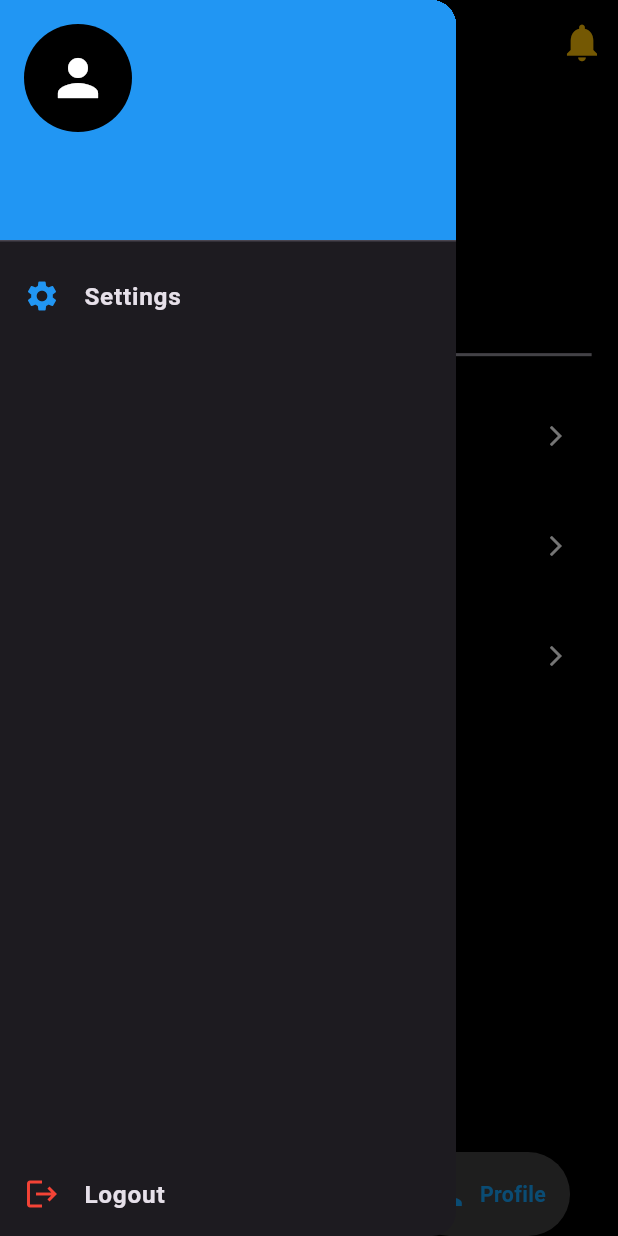
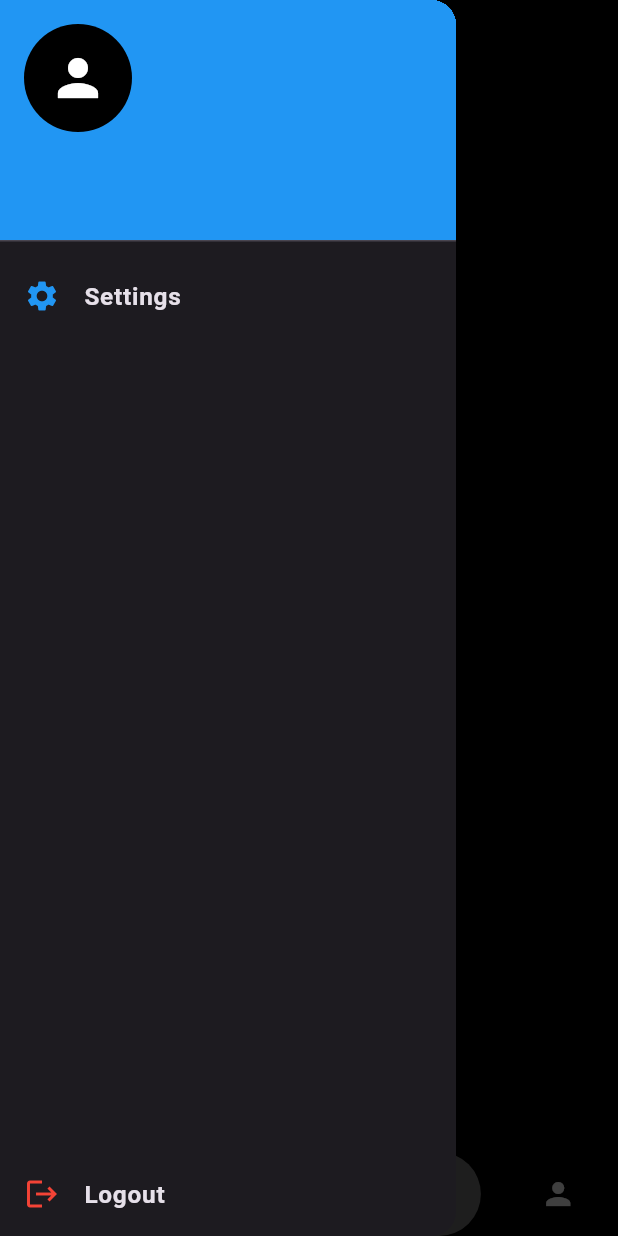
Before and after one commit to ibraam123/hand_by_hand, a Flutter app: the MainScreen screen opened by its route, item 3 of the bottom bar chosen, with the side drawer open, on a phone screen of 412 x 824 dp. Run offline on Flutter 3.47's test engine with Material 3 defaults, Android fonts, the phone set to English and light mode, and no system bars; drawn by our look-alikes of google_nav_bar; our stand-ins replace bloc, cloud_firestore, dartz, email_validator, equatable, firebase_auth and 13 more; missing offline and left inert: flutter_facebook_auth; accounts and stored records are empty; generated files the repository leaves out were written again.

Commit message:
finish from notification feature

```diff
--- a/lib/features/home/presentation/views/screens/main_screen.dart
+++ b/lib/features/home/presentation/views/screens/main_screen.dart
@@ -6,6 +6,8 @@ import '../widgets/custom_drawer.dart';
 import '../widgets/favorites_screen_body.dart';
 import '../widgets/home_screen_body.dart';
 import 'package:shared_preferences/shared_preferences.dart';
+
+import '../widgets/notification_screen_body.dart';
 
 class MainScreen extends StatefulWidget {
   const MainScreen({super.key});
@@ -19,6 +21,7 @@ class _MainScreenState extends State<MainScreen> {
   final List<Widget> _screens = [
     const HomeScreen(),
     const FavoritesScreen(),
+    const NotificationsScreen(),
     const ProfileScreenBody(),
   ];
   String _fullName = '';
@@ -48,21 +51,10 @@ class _MainScreenState extends State<MainScreen> {
       ),
       appBar: AppBar(
         foregroundColor: Colors.white,
-        actions: [
-          IconButton(onPressed: (){}, icon: const Icon(
-            Icons.notifications,
-            color: Color(0xfffdbf07),
-            size: 30,
-          ),)
-        ],
         backgroundColor: Colors.transparent,
         centerTitle: true,
         title: Text(
-          currentIndex == 0
-              ? 'Home'
-              : currentIndex == 1
-                  ? 'Favorites'
-                  : 'Profile',
+          currentIndex == 0 ? 'Home' : currentIndex == 1 ? 'Favorites' : currentIndex == 2 ? 'Notifications' : 'Profile',
           style: const TextStyle(
             color: Colors.white,
             fontWeight: FontWeight.bold,
@@ -94,6 +86,10 @@ class _MainScreenState extends State<MainScreen> {
             text: 'Favorites',
           ),
           GButton(
+            icon: Icons.notifications,
+            text: 'Notifications',
+          ),
+          GButton(
             icon: Icons.person,
             text: 'Profile',
           ),
--- /dev/null
+++ b/lib/features/home/presentation/views/widgets/notification_screen_body.dart
@@ -0,0 +1,93 @@
+import 'package:flutter/material.dart';
+import 'package:cloud_firestore/cloud_firestore.dart';
+import 'package:flutter_screenutil/flutter_screenutil.dart';
+
+class NotificationsScreen extends StatelessWidget {
+  const NotificationsScreen({super.key});
+
+  @override
+  Widget build(BuildContext context) {
+    return StreamBuilder<QuerySnapshot>(
+      // Listen to the 'notifications' collection in Firestore
+      stream: FirebaseFirestore.instance
+          .collection('notifications')
+          .orderBy('timestamp', descending: true) // newest first
+          .limit(20)
+          .snapshots(),
+      builder: (context, snapshot) {
+        if (snapshot.connectionState == ConnectionState.waiting) {
+          return const Center(child: CircularProgressIndicator());
+        }
+
+        if (!snapshot.hasData || snapshot.data!.docs.isEmpty) {
+          return const Center(
+            child: Text(
+              'No notifications yet',
+              style: TextStyle(color: Colors.grey),
+            ),
+          );
+        }
+
+        final docs = snapshot.data!.docs;
+
+        return ListView.builder(
+          padding: EdgeInsets.all(16.w),
+          itemCount: docs.length,
+          itemBuilder: (context, index) {
+            final data = docs[index].data() as Map<String, dynamic>;
+
+            return Card(
+              color: const Color(0xFF1E1E2C),
+              margin: const EdgeInsets.symmetric(vertical: 6),
+              shape: RoundedRectangleBorder(
+                borderRadius: BorderRadius.circular(12),
+              ),
+              child: ListTile(
+                title: Text(
+                  data['title'] ?? 'No Title',
+                  style: const TextStyle(
+                    color: Colors.white,
+                    fontWeight: FontWeight.bold,
+                  ),
+                ),
+                subtitle: Text(
+                  data['body'] ?? 'No message body',
+                  style: const TextStyle(color: Colors.grey),
+                ),
+                trailing: IconButton(
+                  icon: Icon(Icons.delete, color: Colors.red),
+                  onPressed: (){
+                    // Delete the notification from Firestore
+                    FirebaseFirestore.instance
+                        .collection('notifications')
+                        .doc(docs[index].id)
+                        .delete();
+                    ScaffoldMessenger.of(context).showSnackBar(
+                      const SnackBar(
+                        content: Text("❌ Notification deleted",
+                            style: TextStyle(color: Colors.white)),
+                        duration: Duration(seconds: 1),
+                        backgroundColor: Colors.red,
+                        behavior: SnackBarBehavior.floating,
+                        shape: RoundedRectangleBorder(
+                          borderRadius: BorderRadius.all(Radius.circular(10.0)),
+                        ),
+                        elevation: 6,
+                        margin: EdgeInsets.all(10.0),
+                        padding: EdgeInsets.all(10.0),
+                      )
+                    );
+                  },
+                ),
+                leading: const Icon(
+                  Icons.notifications,
+                  color: Colors.blueAccent,
+                ),
+              ),
+            );
+          },
+        );
+      },
+    );
+  }
+}
--- a/lib/features/notification/firebase_api.dart
+++ b/lib/features/notification/firebase_api.dart
@@ -1,4 +1,5 @@
 import 'package:firebase_messaging/firebase_messaging.dart';
+import 'package:cloud_firestore/cloud_firestore.dart';
 
 class FirebaseApi {
   final FirebaseMessaging _firebaseMessaging = FirebaseMessaging.instance;
@@ -12,14 +13,13 @@ class FirebaseApi {
       sound: true,
     );
 
-    // Check if permission granted
     if (settings.authorizationStatus == AuthorizationStatus.authorized) {
       print('User granted permission');
     } else {
       print('User declined or has not accepted permission');
     }
 
-    // Set foreground notification presentation options (iOS only)
+    // Foreground notification options (iOS)
     await _firebaseMessaging.setForegroundNotificationPresentationOptions(
       alert: true,
       badge: true,
@@ -33,13 +33,19 @@ class FirebaseApi {
     }
   }
 
-  /// Handle incoming notifications
+  /// Handle incoming notifications and save to Firestore
   void handleNotifications(RemoteMessage message) {
     if (message.notification != null) {
       final notification = message.notification!;
       print('Notification Title: ${notification.title}');
       print('Notification Body: ${notification.body}');
-      // You can also trigger local notifications here if needed
+
+      // Save to Firestore
+      FirebaseFirestore.instance.collection('notifications').add({
+        'title': notification.title ?? 'No Title',
+        'body': notification.body ?? 'No Body',
+        'timestamp': FieldValue.serverTimestamp(),
+      });
     }
   }
 
--- a/lib/main.dart
+++ b/lib/main.dart
@@ -23,7 +23,9 @@ Future<void> main() async {
     options: DefaultFirebaseOptions.currentPlatform,
   );
   await init();
-  await FirebaseApi().initNotifications();
+  FirebaseApi firebaseApi = FirebaseApi();
+  await firebaseApi.initNotifications();
+  firebaseApi.initPushNotifications();
   await SystemChrome.setPreferredOrientations([
     DeviceOrientation.portraitUp,
     DeviceOrientation.portraitDown,
```
